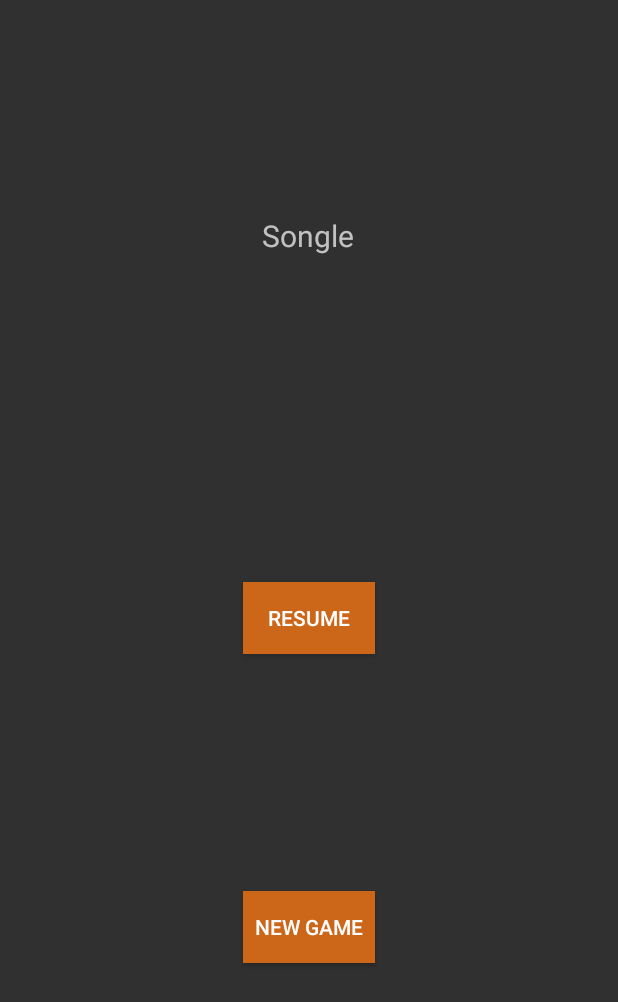
After one commit to hannahaimeekingsland/songle, an Android app: the MainResumed screen opened directly, with no data from a screen before it, on a phone screen of 412 x 824 dp. The commit adds this screen. Shown: the top 1002 px of the screen. Run offline under Robolectric (Android 15) with nearby library versions, the phone set to English and light mode, and no system bars.

Commit message:
Created pop up window and a few more screens invluding word list and alternative main screen

```diff
--- /dev/null
+++ b/app/src/main/java/com/example/hannah/songle/MainResumed.java
@@ -0,0 +1,33 @@
+package com.example.hannah.songle;
+
+import android.content.Intent;
+import android.os.Bundle;
+import android.support.design.widget.FloatingActionButton;
+import android.support.design.widget.Snackbar;
+import android.support.v7.app.AppCompatActivity;
+import android.support.v7.widget.Toolbar;
+import android.util.Log;
+import android.view.View;
+import android.widget.Button;
+
+/**
+ * Created by s1518196 on 22/10/17.
+ */
+
+public class MainResumed extends AppCompatActivity {
+
+    @Override
+    protected void onCreate(Bundle savedInstanceState) {
+        super.onCreate(savedInstanceState);
+        setContentView(R.layout.activity_resume);
+
+        Button newGameButton = (Button) (findViewById(R.id.button3));
+        newGameButton.setOnClickListener(new View.OnClickListener() {
+            @Override
+            public void onClick(View view) {
+                startActivity(new Intent(MainResumed.this, ResumedPopup.class));
+            }
+        });
+    }
+
+}
--- a/app/src/main/res/layout/activity_main.xml
+++ b/app/src/main/res/layout/activity_main.xml
@@ -18,6 +18,7 @@
             android:background="?attr/colorAccent"
             app:popupTheme="@style/AppTheme.PopupOverlay" />
 
+
     </android.support.design.widget.AppBarLayout>
 
     <include layout="@layout/content_main" />
--- /dev/null
+++ b/app/src/main/res/layout/activity_resume.xml
@@ -0,0 +1,41 @@
+<?xml version="1.0" encoding="utf-8"?>
+<RelativeLayout xmlns:android="http://schemas.android.com/apk/res/android"
+    android:layout_width="match_parent"
+    android:layout_height="match_parent"
+    xmlns:tools="http://schemas.android.com/tools">
+
+    <Button
+        android:id="@+id/button2"
+        android:layout_width="wrap_content"
+        android:layout_height="wrap_content"
+        android:layout_alignParentBottom="true"
+        android:layout_centerHorizontal="true"
+        android:layout_marginBottom="182dp"
+        android:background="#cc6618"
+        android:backgroundTint="@color/colorAccent"
+        android:text="@string/newGameButton"
+        tools:layout_editor_absoluteX="148dp"
+        tools:layout_editor_absoluteY="303dp" />
+
+    <TextView
+        android:id="@+id/textView"
+        tools:layout_editor_absoluteX="161dp"
+        android:layout_width="62dp"
+        android:layout_height="37dp"
+        android:layout_alignParentTop="true"
+        android:layout_centerHorizontal="true"
+        android:layout_marginTop="143dp"
+        android:text="@string/songleText"
+        android:textSize="20sp"
+        android:typeface="sans" />
+
+    <Button
+        android:id="@+id/button3"
+        android:layout_width="wrap_content"
+        android:layout_height="wrap_content"
+        android:layout_centerHorizontal="true"
+        android:layout_centerVertical="true"
+        android:background="#cc6618"
+        android:text="@string/resumeButton" />
+
+</RelativeLayout>
--- a/app/src/main/res/layout/level_choice.xml
+++ b/app/src/main/res/layout/level_choice.xml
@@ -1,5 +1,6 @@
 <?xml version="1.0" encoding="utf-8"?>
 <RelativeLayout xmlns:android="http://schemas.android.com/apk/res/android"
+    xmlns:app="http://schemas.android.com/apk/res-auto"
     android:layout_width="match_parent"
     android:layout_height="match_parent"
     android:background="#9e9e9e">
--- /dev/null
+++ b/app/src/main/res/layout/word_list.xml
@@ -0,0 +1,6 @@
+<?xml version="1.0" encoding="utf-8"?>
+<RelativeLayout xmlns:android="http://schemas.android.com/apk/res/android"
+    android:layout_width="match_parent"
+    android:layout_height="match_parent">
+
+</RelativeLayout>
--- a/app/src/main/res/values/strings.xml
+++ b/app/src/main/res/values/strings.xml
@@ -16,5 +16,10 @@
     <string name="getHintButton">Get Hint</string>
     <string name="quitButton">Quit Current Game</string>
     <string name="mainMenuButton">Main Menu</string>
+    <string name="resumeButton">Resume</string>
+    <string name="resumeButton">Resume</string>
+    <string name="newGameButton">New Game</string>
+    <string name="sure">Are you sure you want to start a new game? Your current game will be lost.</string>
+    <string name="yesButton">Yes</string>
     />
 </resources>
--- a/app/src/main/res/values/styles.xml
+++ b/app/src/main/res/values/styles.xml
@@ -1,7 +1,7 @@
 <resources>
 
     <!-- Base application theme. -->
-    <style name="AppTheme" parent="Theme.AppCompat.Light.DarkActionBar">
+    <style name="AppTheme" parent="Theme.AppCompat.NoActionBar">
         <!-- Customize your theme here. -->
         <item name="colorPrimary">@color/colorPrimary</item>
         <item name="colorPrimaryDark">@color/colorPrimaryDark</item>
@@ -17,4 +17,9 @@
 
     <style name="AppTheme.PopupOverlay" parent="ThemeOverlay.AppCompat.Light" />
 
+    <style name="AppTheme.CustomTheme" >
+        <item name="android:windowIsTranslucent">true</item>
+        <item name="android:windowCloseOnTouchOutside">true</item>
+    </style>
+
 </resources>
```
Also changed, not shown: app/src/main/AndroidManifest.xml (+7 -0 lines), app/src/main/java/com/example/hannah/songle/ResumedPopup.java (added, +24 -0 lines), app/src/main/res/layout/newgame_popup.xml (added, +34 -0 lines), app/src/main/res/layout/settings.xml (+11 -5 lines), app/src/main/res/drawable/cross.png (added), app/src/main/res/drawable/wheel.png (added), app/src/main/res/mipmap-xxhdpi/wheel.png (added).
